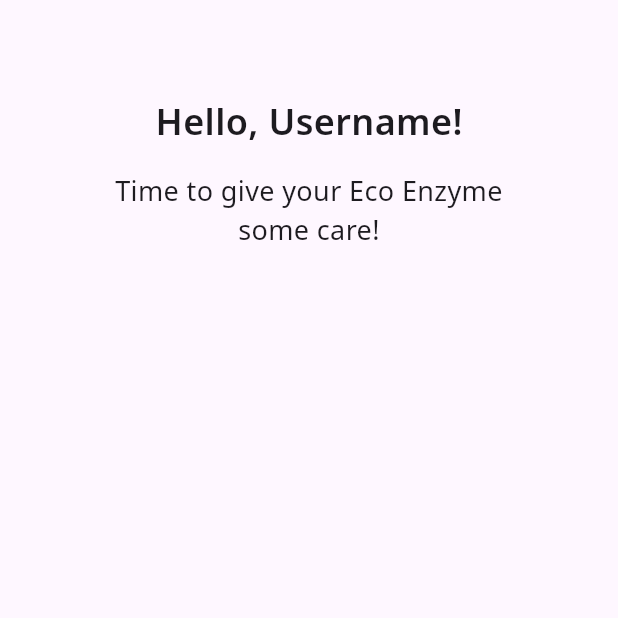
After one commit to kensunjaya/ReBio, a Flutter app: the Recommendation screen opened by its route, on a phone screen of 412 x 824 dp, the top half of it. The commit adds this screen. Run offline on Flutter 3.47's test engine with Material 3 defaults, Android fonts, the light colour scheme and no system bars; our stand-ins replace cloud_firestore, firebase_auth, firebase_core, google_fonts; accounts and stored records are empty.

Commit message:
add recommendation.dart

```diff
--- a/lib/main.dart
+++ b/lib/main.dart
@@ -2,6 +2,7 @@
 import 'package:firebase_core/firebase_core.dart';
 import 'package:rebio/pages/home.dart';
 import 'package:rebio/pages/login.dart';
+import 'package:rebio/pages/recommendation.dart';
 import 'package:rebio/pages/register.dart';
 import 'package:rebio/widget_tree.dart';
 
@@ -28,6 +29,7 @@
         '/home': (context) => HomePage(),
         '/login': (context) => LoginPage(),
         '/register': (context) => RegisterPage(),
+        '/recommendation': (context) => Recommendation(),
       },
     );
   }
--- /dev/null
+++ b/lib/pages/recommendation.dart
@@ -0,0 +1,43 @@
+import 'package:flutter/material.dart';
+import 'package:google_fonts/google_fonts.dart';
+
+class Recommendation extends StatefulWidget {
+  const Recommendation({super.key});
+
+  @override
+  State<Recommendation> createState() => _RecommendationState();
+}
+
+class _RecommendationState extends State<Recommendation> {
+  @override
+  Widget build(BuildContext context) {
+    return Scaffold(
+      body: Padding(
+        padding: EdgeInsets.only(top: 64.0),
+        child: Center(
+          child: Column(
+            crossAxisAlignment: CrossAxisAlignment.center,
+            children: [
+              Padding(
+                padding: EdgeInsets.only(bottom: 16.0),
+                child: Text("Hello, Username!", style: GoogleFonts.notoSans(fontSize: 24, fontWeight: FontWeight.w600)),
+              ),
+              Padding(
+                padding: EdgeInsets.only(bottom: 16.0),
+                child: Padding(
+                  padding: EdgeInsets.only(left: 64.0, right: 64.0),
+                  child: Text("Time to give your Eco Enzyme some care!", style: GoogleFonts.notoSans(fontSize: 18), textAlign: TextAlign.center,)
+                )
+              ),
+              Column(
+                children: [
+
+                ]
+              )
+            ]
+          )
+        )
+      ),
+    );
+  }
+}
--- a/lib/widget_tree.dart
+++ b/lib/widget_tree.dart
@@ -2,6 +2,7 @@ import 'package:flutter/material.dart';
 import 'package:rebio/auth.dart';
 import 'package:rebio/pages/home.dart';
 import 'package:rebio/pages/login.dart';
+import 'package:rebio/pages/recommendation.dart';
 
 class WidgetTree extends StatefulWidget {
   const WidgetTree({super.key});
@@ -16,7 +17,7 @@ class _WidgetTreeState extends State<WidgetTree> {
     return StreamBuilder(
       stream: Auth().authStateChanges,
       // builder: (context, snapshot) => snapshot.hasData ? HomePage(initialPage: true) : LoginPage(),
-      builder: (context, snapshot) => snapshot.hasData ? HomePage() : LoginPage(),
+      builder: (context, snapshot) => snapshot.hasData ? Recommendation() : LoginPage(),
     );
   }
 }
```
